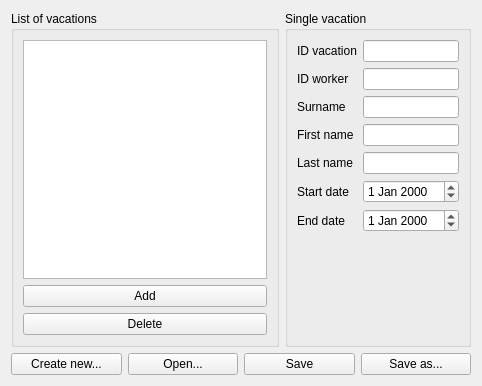
Old version of the form src/VacationInformation/vacationwidget.ui in the repository Kolyavojteh2/WorkScheldulePlanning.
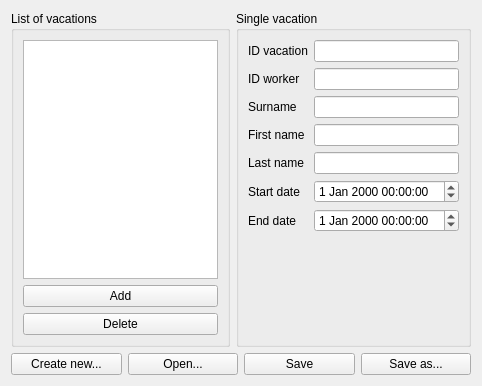
New version of the form.

What changed in the file:
```diff
--- a/src/VacationInformation/vacationwidget.ui
+++ b/src/VacationInformation/vacationwidget.ui
@@ -98,13 +98,6 @@
         </property>
        </widget>
       </item>
-      <item row="6" column="1">
-       <widget class="QDateEdit" name="p_dateEdit_EndDate">
-        <property name="wrapping">
-         <bool>true</bool>
-        </property>
-       </widget>
-      </item>
       <item row="1" column="1">
        <widget class="QLineEdit" name="p_line_ID_Worker"/>
       </item>
@@ -141,13 +134,6 @@
         </property>
        </spacer>
       </item>
-      <item row="5" column="1">
-       <widget class="QDateEdit" name="p_dateEdit_StartDate">
-        <property name="wrapping">
-         <bool>true</bool>
-        </property>
-       </widget>
-      </item>
       <item row="0" column="0">
        <widget class="QLabel" name="p_lbl_ID_Vacation">
         <property name="text">
@@ -158,6 +144,20 @@
       <item row="0" column="1">
        <widget class="QLineEdit" name="p_line_ID_Vacation"/>
       </item>
+      <item row="5" column="1">
+       <widget class="QDateTimeEdit" name="p_dateTimeEdit_StartDate">
+        <property name="wrapping">
+         <bool>true</bool>
+        </property>
+       </widget>
+      </item>
+      <item row="6" column="1">
+       <widget class="QDateTimeEdit" name="p_dateTimeEdit_EndDate">
+        <property name="wrapping">
+         <bool>true</bool>
+        </property>
+       </widget>
+      </item>
      </layout>
     </widget>
    </item>
```
Left out of the diff: 4 changed lines with no effect on the pictures.
